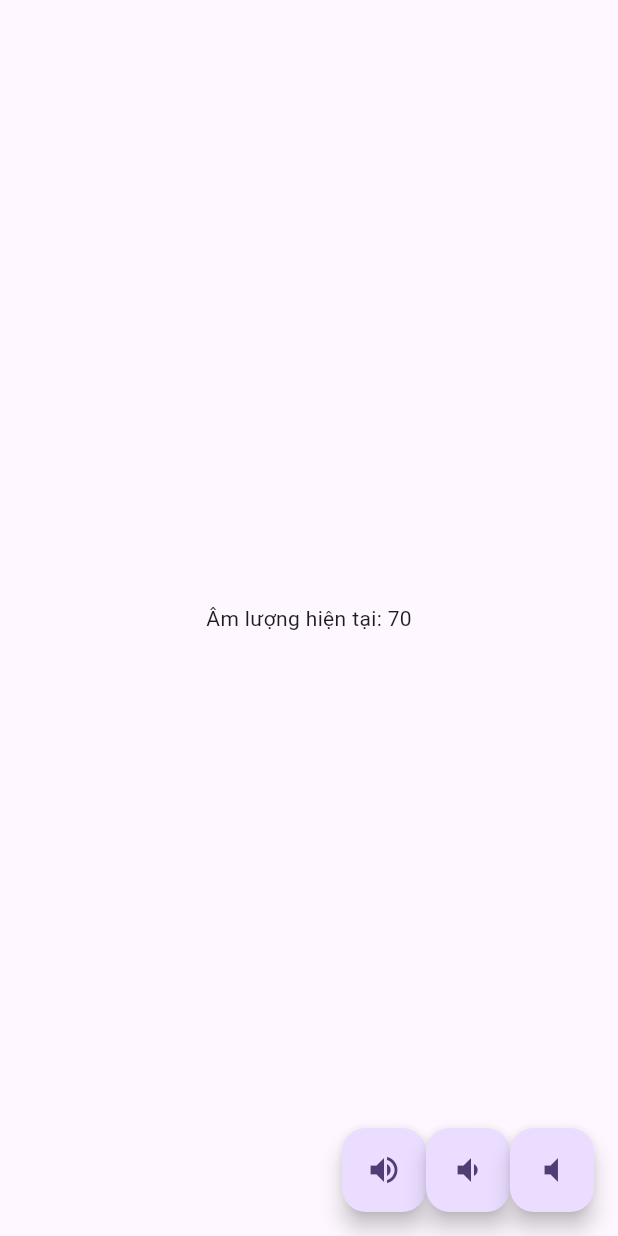
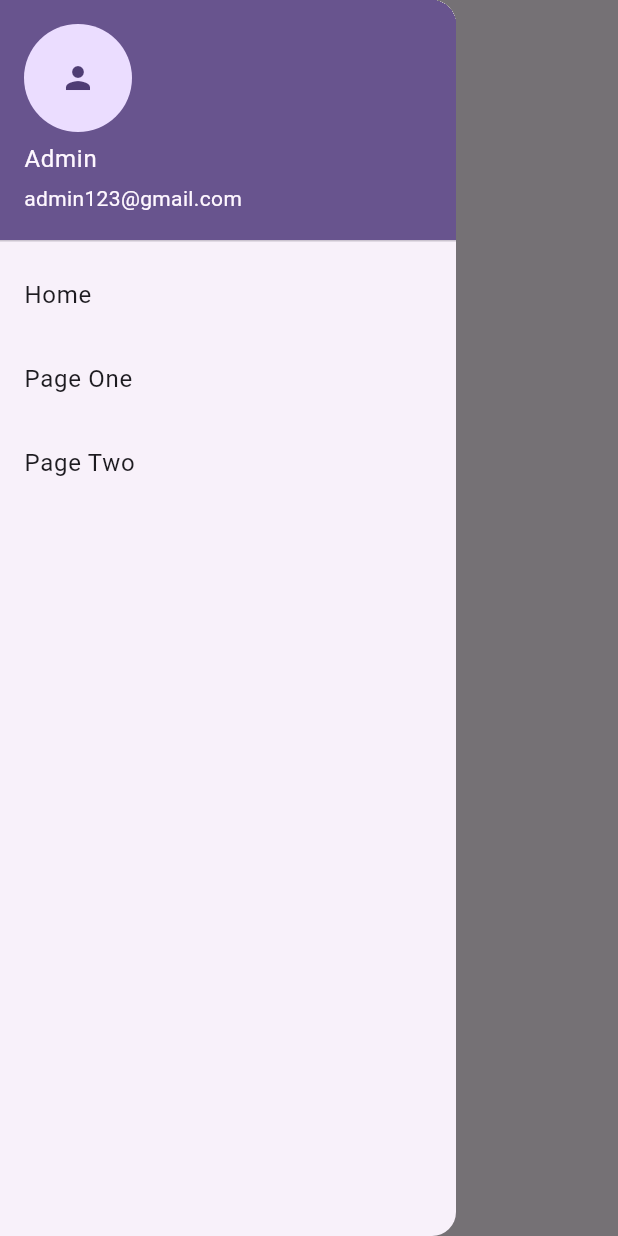
Before and after one commit to luannt2809/demo_bloc, a Flutter app: the screen it shows after launch, with the side drawer open (before the commit the screen has no drawer), on a phone screen of 412 x 824 dp. Run offline on Flutter 3.47's test engine with Material 2 defaults, Android fonts, the phone set to English and light mode, and no system bars.

Commit message:
demo sử dụng bloc trong navigation drawer

```diff
--- a/lib/main.dart
+++ b/lib/main.dart
@@ -1,3 +1,4 @@
+import 'package:demo_bloc/navigation_drawer/nav_drawer_ui.dart';
 import 'package:demo_bloc/remote_bloc.dart';
 import 'package:demo_bloc/remote_event.dart';
 import 'package:demo_bloc/remote_state.dart';
@@ -20,7 +21,7 @@ class MyApp extends StatelessWidget {
         useMaterial3: true,
       ),
       home: const Scaffold(
-        body: MyHomePage(),
+        body: NavDrawer(),
       ),
     );
   }
@@ -46,8 +47,8 @@ class _MyHomePageState extends State<MyHomePage> {
           stream: bloc.stateController.stream, // truyền stream vào để lắng nghe
           initialData: bloc.state, //giá trị khởi đầu của state
           builder:
-              (BuildContext context, AsyncSnapshot<RemoteState> snaphshot) {
-            return Text("Âm lượng hiện tại: ${snaphshot.data!.volume}"); // update UI
+              (BuildContext context, AsyncSnapshot<RemoteState> snapshot) {
+            return Text("Âm lượng hiện tại: ${snapshot.data!.volume}"); // update UI
           },
         ),
       ),
--- /dev/null
+++ b/lib/navigation_drawer/nav_drawer_bloc.dart
@@ -0,0 +1,20 @@
+import 'dart:async';
+
+import 'package:demo_bloc/navigation_drawer/nav_drawer_provider.dart';
+
+class NavigationDrawerBloc {
+  final navigaitonControler = StreamController();
+  NavigationDrawerProvider navigationDrawerProvider =
+      NavigationDrawerProvider();
+
+  Stream get getNavigation => navigaitonControler.stream;
+
+  void updateNavigation(String navigation) {
+    navigationDrawerProvider.updateNavigation(navigation);
+    navigaitonControler.sink.add("Home");
+  }
+
+  void dispose() {
+    navigaitonControler.close();
+  }
+}
--- /dev/null
+++ b/lib/navigation_drawer/nav_drawer_provider.dart
@@ -0,0 +1,7 @@
+class NavigationDrawerProvider {
+  String currentNavigation = "Home";
+
+  void updateNavigation(String navigation) {
+    currentNavigation = navigation;
+  }
+}
--- /dev/null
+++ b/lib/navigation_drawer/nav_drawer_ui.dart
@@ -0,0 +1,92 @@
+import 'package:demo_bloc/navigation_drawer/nav_drawer_bloc.dart';
+import 'package:flutter/material.dart';
+
+class NavDrawer extends StatelessWidget {
+  const NavDrawer({super.key});
+
+  @override
+  Widget build(BuildContext context) {
+    NavigationDrawerBloc bloc = NavigationDrawerBloc();
+
+    return Scaffold(
+      appBar: AppBar(),
+      drawer: Drawer(
+        child: Column(
+          children: <Widget>[
+            const UserAccountsDrawerHeader(
+              accountName: Text("Admin"),
+              currentAccountPicture: CircleAvatar(
+                child: Icon(Icons.person),
+              ),
+              accountEmail: Text("admin123@gmail.com"),
+            ),
+            ListTile(
+              title: const Text("Home"),
+              onTap: () {
+                Navigator.of(context).pop();
+                bloc.updateNavigation("Home");
+              },
+            ),
+            ListTile(
+              title: const Text("Page One"),
+              onTap: () {
+                Navigator.of(context).pop();
+                bloc.updateNavigation("PageOne");
+              },
+            ),
+            ListTile(
+              title: const Text("Page Two"),
+              onTap: () {
+                Navigator.of(context).pop();
+                bloc.updateNavigation("PageTwo");
+              },
+            ),
+          ],
+        ),
+      ),
+      body: StreamBuilder(
+        stream: bloc.getNavigation,
+        initialData: bloc.navigationDrawerProvider.currentNavigation,
+        builder: (context, snapshot) {
+          if (bloc.navigationDrawerProvider.currentNavigation == "Home") {
+            return const Home();
+          }
+          if (bloc.navigationDrawerProvider.currentNavigation == "PageOne") {
+            return const PageOne();
+          }
+          if (bloc.navigationDrawerProvider.currentNavigation == "PageTwo") {
+            return const PageTwo();
+          }
+          return const Home();
+        },
+      ),
+    );
+  }
+}
+
+class Home extends StatelessWidget {
+  const Home({super.key});
+
+  @override
+  Widget build(BuildContext context) {
+    return const Center(child: Text("Home"));
+  }
+}
+
+class PageOne extends StatelessWidget {
+  const PageOne({super.key});
+
+  @override
+  Widget build(BuildContext context) {
+    return const Center(child: Text("PageOne"));
+  }
+}
+
+class PageTwo extends StatelessWidget {
+  const PageTwo({super.key});
+
+  @override
+  Widget build(BuildContext context) {
+    return const Center(child: Text("PageTwo"));
+  }
+}
```
